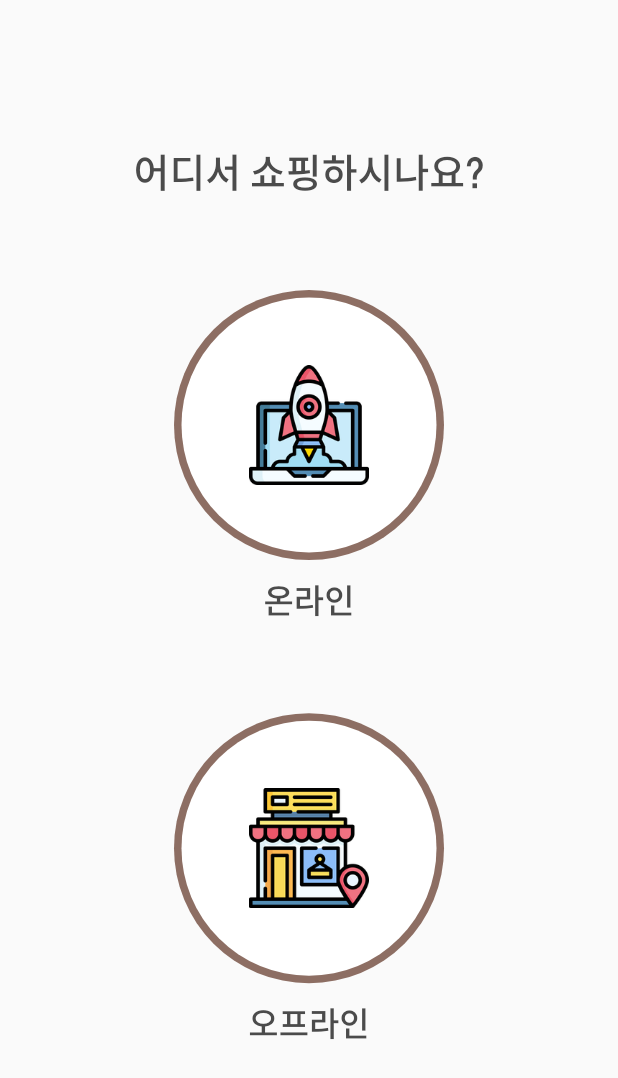
After one commit to jgwng/shoppingapp, a Flutter app: the SelectOnOrOff screen opened directly, on a phone screen of 412 x 824 dp. The commit adds this screen. Shown: the top 1078 px of the screen. Run offline on Flutter 3.47's test engine with Material 2 defaults, Android fonts, the phone set to English and light mode, and no system bars; our stand-ins replace cloud_firestore, cloud_functions, device_info, firebase_auth, firebase_core, firebase_messaging and 8 more; missing offline and left inert: hexagon, kakao_flutter_sdk, kopo, korean_words, qr_code_scanner; accounts and stored records are empty.

Commit message:
03/20 commit

```diff
--- a/lib/screens/register_page/phone_verification.dart
+++ b/lib/screens/register_page/phone_verification.dart
@@ -40,7 +40,7 @@ class _PhoneVerificationState extends State<PhoneVerification> with TickerProvid
               padding: EdgeInsets.only(left: 30),
               child:RichText(
                 text: TextSpan(text: '${widget.phoneNumber}',style : AppThemes.textTheme.bodyText1.copyWith(
-                    color: AppThemes.pointColor,fontSize: 25
+                    color: AppThemes.pointColor,fontSize: 30
                 ),children:[
                   TextSpan(text: '으로 전송된\n인증번호를 입력해 주세요.',style : AppThemes.textTheme.bodyText1.copyWith(fontWeight: FontWeight.w700,height: 1.5))
                 ]),
@@ -122,7 +122,7 @@ class _PhoneVerificationState extends State<PhoneVerification> with TickerProvid
    }
    setState(() {
     if(inputOTP.length == 6){
-      if(inputOTP== testNumber){
+      if(inputOTP== otpNumber){
         animationController.stop();
         animationController.dispose();
         Navigator.pop(context);
--- a/lib/screens/register_page/user_register_page.dart
+++ b/lib/screens/register_page/user_register_page.dart
@@ -15,6 +15,7 @@ import 'package:shoppingapp/widgets/custom_radio.dart';
 import 'package:shoppingapp/utils/bottom_sheet.dart';
 import 'package:flutter/services.dart';
 import 'package:shoppingapp/screens/register_page/phone_verification.dart';
+import 'package:shoppingapp/screens/select_page/select_page.dart';
 
 class UserRegisterPage extends StatefulWidget{
   @override
@@ -427,14 +428,14 @@ class _UserRegisterPageState extends State<UserRegisterPage>{
 
 
   void onPressed() async{
-    user.name = nameController.text;
-    user.userState = 2;
-
-    await context.read(nowStateProvider).registerUserData(user);
+//    user.name = nameController.text;
+//    user.userState = 2;
+//
+//    await context.read(nowStateProvider).registerUserData(user);
     if(!mounted) return;
     Navigator.pushAndRemoveUntil(context, MaterialPageRoute(
         builder: (BuildContext context) =>
-            MainPage()), (route) => true);
+            SelectOnOrOff()), (route) => true);
 
   }
 
--- /dev/null
+++ b/lib/screens/select_page/select_page.dart
@@ -0,0 +1,78 @@
+import 'package:flutter/material.dart';
+import 'package:shoppingapp/constants/app_themes.dart';
+import 'package:shoppingapp/constants/size.dart';
+import 'package:shoppingapp/providers/user_state_provider.dart';
+import 'package:shoppingapp/screens/main_page.dart';
+import 'package:flutter_riverpod/flutter_riverpod.dart';
+
+class SelectOnOrOff extends StatefulWidget {
+  @override
+  _SelectOnOrOffState createState() => _SelectOnOrOffState();
+}
+
+class _SelectOnOrOffState extends State<SelectOnOrOff> {
+
+  @override
+  void initState() {
+    // TODO: implement initState
+    super.initState();
+    Future.delayed(Duration(seconds: 0),()=>context.read(currentUserProvider).getUserData());
+  }
+
+  @override
+  Widget build(BuildContext context) {
+    return Scaffold(
+      body: SingleChildScrollView(
+        child:  Center(
+              child: Column(
+                  mainAxisAlignment: MainAxisAlignment.center,
+                  crossAxisAlignment: CrossAxisAlignment.center,
+                  children: <Widget>[
+                    SizedBox(height: widgetHeight(100)),
+                    Text("어디서 쇼핑하시나요?", style: AppThemes.textTheme.headline1.copyWith(color: Color.fromRGBO(75, 75, 75, 1.0),
+                    fontSize: 26)),
+                    SizedBox(height: widgetHeight(60)),
+                    _selectPetButton("온라인","startup"),
+                    SizedBox(height: widgetHeight(60)),
+                    _selectPetButton("오프라인","store"),
+                  ])
+          ),
+        ),
+      );
+  }
+
+  Widget _selectPetButton(String selectText,
+      String imageName) {
+    return GestureDetector(
+      onTap: () => Navigator.push(context,MaterialPageRoute(builder:(c) => (selectText == "온라인") ? MainPage() : MainPage())),
+      child: Container(
+
+        child: Column(
+            mainAxisAlignment: MainAxisAlignment.center,
+            crossAxisAlignment: CrossAxisAlignment.center,
+            children: <Widget>[
+              CircleAvatar(
+                radius: 90, // 바깥원 반지름
+                backgroundColor: AppThemes.mainColor ,
+                child: CircleAvatar(
+                  radius: 85, // 안쪽원 반지름
+                  child: Center(child:
+                    SizedBox(
+                    width: 80,
+                    height: 80,
+                    child:Image.asset('assets/images/select_page/$imageName.png'),
+                  )),
+                  backgroundColor: Colors.white,
+                ),
+              ),
+              SizedBox(height: widgetHeight(15)),
+              Text(selectText,
+                style: AppThemes.textTheme.headline2.copyWith(color: Color.fromRGBO(75, 75, 75, 1.0)),),
+            ]
+        ),
+      ),
+    );
+  }
+
+
+}
--- a/lib/widgets/keypad.dart
+++ b/lib/widgets/keypad.dart
@@ -47,7 +47,7 @@ class KeyPad extends StatelessWidget {
     if(text.length==1){
       return Text(
         text,
-        style: AppThemes.textTheme.headline1,
+        style: AppThemes.textTheme.headline2,
       );
     }else{
       return Image.asset(text);
--- a/pubspec.yaml
+++ b/pubspec.yaml
@@ -99,6 +99,8 @@ flutter:
     - assets/images/setting_page/woman.png
     - assets/images/setting_page/coins.png
     - assets/images/setting_page/quality.png
+    - assets/images/select_page/startup.png
+    - assets/images/select_page/store.png
     - assets/images/data_none_page/box.png
     - assets/images/data_none_page/deadline.png
     - assets/images/data_none_page/message.png
```
Also changed, not shown: assets/images/select_page/1.5x/startup.png (added), assets/images/select_page/1.5x/store.png (added), assets/images/select_page/2.0x/startup.png (added), assets/images/select_page/2.0x/store.png (added), assets/images/select_page/3.0x/startup.png (added), assets/images/select_page/3.0x/store.png (added), assets/images/select_page/4.0x/startup.png (added), assets/images/select_page/4.0x/store.png (added), assets/images/select_page/startup.png (added), assets/images/select_page/store.png (added).
